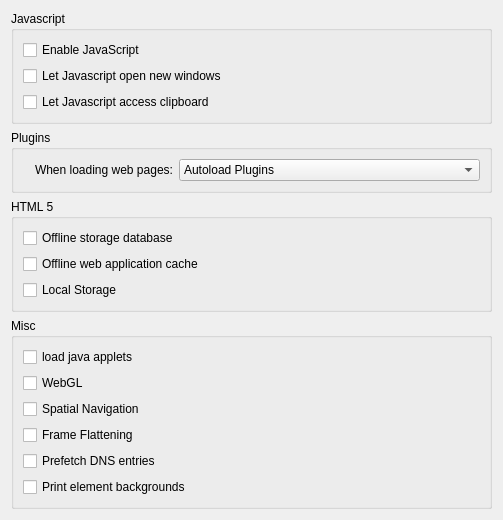
This is src/settings/settings_webkit.ui in KDE/rekonq as Qt 5 draws it before an edit. The edited form follows.
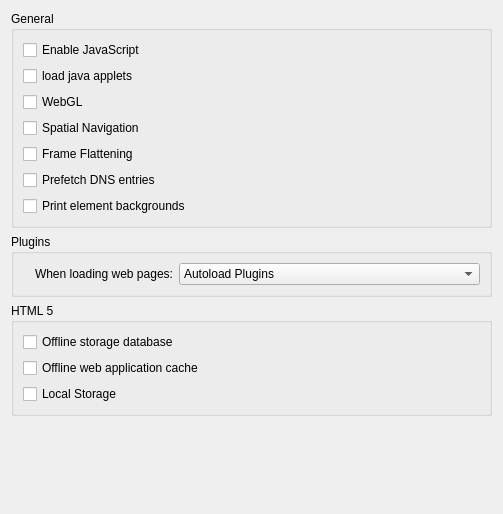
This is the edited form. Custom widgets are drawn as their Qt base class.

Commit message:
Privacy tab settings
Clean up (again) rekonq settings, adding "advanced" and "privacy"
sections and removing the "network" one, merged here and there with
the other ones

Diff of the .ui file:
```diff
--- a/src/settings/settings_webkit.ui
+++ b/src/settings/settings_webkit.ui
@@ -12,11 +12,11 @@
   </property>
   <layout class="QVBoxLayout" name="verticalLayout_4">
    <item>
-    <widget class="QGroupBox" name="groupBox_2">
+    <widget class="QGroupBox" name="groupBox">
      <property name="title">
-      <string>Javascript</string>
+      <string>General</string>
      </property>
-     <layout class="QVBoxLayout" name="verticalLayout">
+     <layout class="QVBoxLayout" name="verticalLayout_2">
       <item>
        <widget class="QCheckBox" name="kcfg_javascriptEnabled">
         <property name="sizePolicy">
@@ -31,16 +31,44 @@
        </widget>
       </item>
       <item>
-       <widget class="QCheckBox" name="kcfg_javascriptCanOpenWindows">
+       <widget class="QCheckBox" name="kcfg_javaEnabled">
         <property name="text">
-         <string>Let Javascript open new windows</string>
+         <string>load java applets</string>
         </property>
        </widget>
       </item>
       <item>
-       <widget class="QCheckBox" name="kcfg_javascriptCanAccessClipboard">
+       <widget class="QCheckBox" name="kcfg_webGL">
         <property name="text">
-         <string>Let Javascript access clipboard</string>
+         <string>WebGL</string>
+        </property>
+       </widget>
+      </item>
+      <item>
+       <widget class="QCheckBox" name="kcfg_spatialNavigation">
+        <property name="text">
+         <string>Spatial Navigation</string>
+        </property>
+       </widget>
+      </item>
+      <item>
+       <widget class="QCheckBox" name="kcfg_frameFlattening">
+        <property name="text">
+         <string>Frame Flattening</string>
+        </property>
+       </widget>
+      </item>
+      <item>
+       <widget class="QCheckBox" name="kcfg_dnsPrefetch">
+        <property name="text">
+         <string>Prefetch DNS entries</string>
+        </property>
+       </widget>
+      </item>
+      <item>
+       <widget class="QCheckBox" name="kcfg_printElementBackgrounds">
+        <property name="text">
+         <string>Print element backgrounds</string>
         </property>
        </widget>
       </item>
@@ -145,57 +173,6 @@
      </layout>
     </widget>
    </item>
-   <item>
-    <widget class="QGroupBox" name="groupBox">
-     <property name="title">
-      <string>Misc</string>
-     </property>
-     <layout class="QVBoxLayout" name="verticalLayout_2">
-      <item>
-       <widget class="QCheckBox" name="kcfg_javaEnabled">
-        <property name="text">
-         <string>load java applets</string>
-        </property>
-       </widget>
-      </item>
-      <item>
-       <widget class="QCheckBox" name="kcfg_webGL">
-        <property name="text">
-         <string>WebGL</string>
-        </property>
-       </widget>
-      </item>
-      <item>
-       <widget class="QCheckBox" name="kcfg_spatialNavigation">
-        <property name="text">
-         <string>Spatial Navigation</string>
-        </property>
-       </widget>
-      </item>
-      <item>
-       <widget class="QCheckBox" name="kcfg_frameFlattening">
-        <property name="text">
-         <string>Frame Flattening</string>
-        </property>
-       </widget>
-      </item>
-      <item>
-       <widget class="QCheckBox" name="kcfg_dnsPrefetch">
-        <property name="text">
-         <string>Prefetch DNS entries</string>
-        </property>
-       </widget>
-      </item>
-      <item>
-       <widget class="QCheckBox" name="kcfg_printElementBackgrounds">
-        <property name="text">
-         <string>Print element backgrounds</string>
-        </property>
-       </widget>
-      </item>
-     </layout>
-    </widget>
-   </item>
    <item>
     <spacer name="verticalSpacer_2">
      <property name="orientation">
```
The commit also changes 13 other files.
